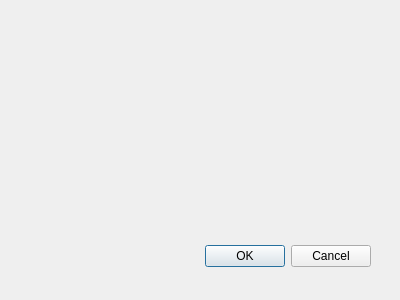
Old version of the form Modules/SegmentationUI/Qmitk/QmitkConfirmSegmentationDialog.ui in the repository MITK/MITK.
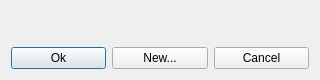
New version of the form.

Commit message: Finalized mitkConfirmSegmentationDialog

Diff of the .ui file:
```diff
--- a/Modules/SegmentationUI/Qmitk/QmitkConfirmSegmentationDialog.ui
+++ b/Modules/SegmentationUI/Qmitk/QmitkConfirmSegmentationDialog.ui
@@ -8,29 +8,47 @@
    <rect>
     <x>0</x>
     <y>0</y>
-    <width>400</width>
-    <height>300</height>
+    <width>320</width>
+    <height>80</height>
    </rect>
   </property>
   <property name="windowTitle">
    <string>Dialog</string>
   </property>
-  <widget class="QDialogButtonBox" name="buttonBox">
-   <property name="geometry">
-    <rect>
-     <x>30</x>
-     <y>240</y>
-     <width>341</width>
-     <height>32</height>
-    </rect>
-   </property>
-   <property name="orientation">
-    <enum>Qt::Horizontal</enum>
-   </property>
-   <property name="standardButtons">
-    <set>QDialogButtonBox::Cancel|QDialogButtonBox::Ok</set>
-   </property>
-  </widget>
+  <layout class="QVBoxLayout" name="verticalLayout">
+   <item>
+    <widget class="QLabel" name="m_lblDialogText">
+     <property name="text">
+      <string/>
+     </property>
+    </widget>
+   </item>
+   <item>
+    <layout class="QHBoxLayout" name="horizontalLayout">
+     <item>
+      <widget class="QPushButton" name="m_btnOverwriteSegmentation">
+       <property name="text">
+        <string>Ok</string>
+       </property>
+      </widget>
+     </item>
+     <item>
+      <widget class="QPushButton" name="m_btnNewSegmentation">
+       <property name="text">
+        <string>New...</string>
+       </property>
+      </widget>
+     </item>
+     <item>
+      <widget class="QPushButton" name="m_btnCancel">
+       <property name="text">
+        <string>Cancel</string>
+       </property>
+      </widget>
+     </item>
+    </layout>
+   </item>
+  </layout>
  </widget>
  <pixmapfunction/>
  <resources/>
```
Left out of the diff: 40 changed lines with no effect on the pictures. The commit also changes 2 other files.
